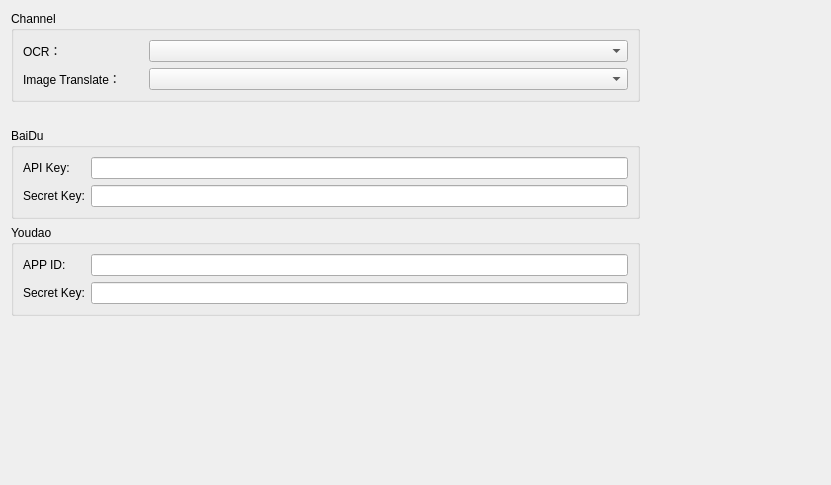
XMuli/SunnyCapturer, file src/ui/composite_widgets/tokens.ui: the form before one commit.
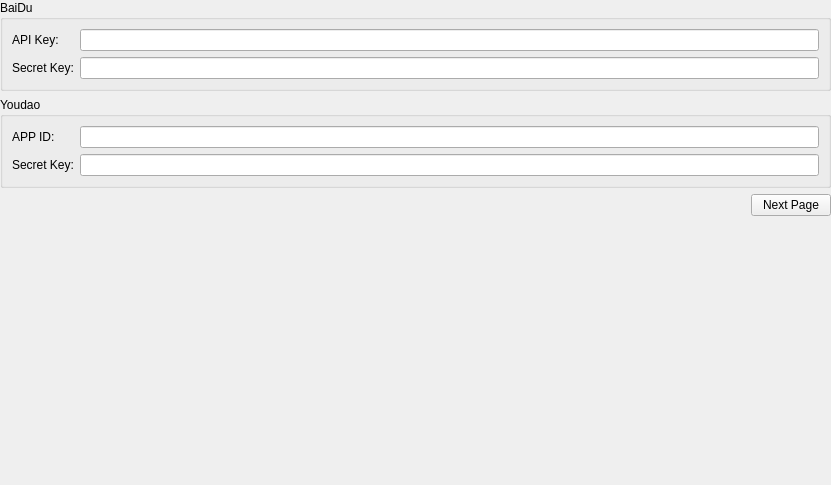
The form after the commit. The open tabs and pages were chosen to show the change.

Commit message: UI: Modify the style of Token's UI

Diff of the .ui file:
```diff
--- a/src/ui/composite_widgets/tokens.ui
+++ b/src/ui/composite_widgets/tokens.ui
@@ -13,8 +13,39 @@
   <property name="windowTitle">
    <string>Form</string>
   </property>
-  <layout class="QGridLayout" name="gridLayout_4" columnstretch="7,2">
+  <layout class="QGridLayout" name="gridLayout_4">
+   <property name="leftMargin">
+    <number>0</number>
+   </property>
+   <property name="topMargin">
+    <number>0</number>
+   </property>
+   <property name="rightMargin">
+    <number>0</number>
+   </property>
+   <property name="bottomMargin">
+    <number>0</number>
+   </property>
    <item row="0" column="0">
+    <widget class="QStackedWidget" name="stackedWidget">
+     <property name="currentIndex">
+      <number>0</number>
+     </property>
+     <widget class="QWidget" name="page">
+      <layout class="QVBoxLayout" name="verticalLayout">
+       <property name="leftMargin">
+        <number>0</number>
+       </property>
+       <property name="topMargin">
+        <number>0</number>
+       </property>
+       <property name="rightMargin">
+        <number>0</number>
+       </property>
+       <property name="bottomMargin">
+        <number>0</number>
+       </property>
+       <item>
     <widget class="QGroupBox" name="groupBox">
      <property name="title">
       <string>Channel</string>
@@ -61,36 +92,74 @@
      </layout>
     </widget>
    </item>
-   <item row="0" column="1">
+       <item>
+        <widget class="QWidget" name="widget_3" native="true">
+         <layout class="QHBoxLayout" name="horizontalLayout_4">
+          <property name="leftMargin">
+           <number>0</number>
+          </property>
+          <property name="topMargin">
+           <number>0</number>
+          </property>
+          <property name="rightMargin">
+           <number>0</number>
+          </property>
+          <property name="bottomMargin">
+           <number>0</number>
+          </property>
+          <item>
     <spacer name="horizontalSpacer">
      <property name="orientation">
       <enum>Qt::Horizontal</enum>
      </property>
      <property name="sizeHint" stdset="0">
       <size>
-       <width>178</width>
+              <width>732</width>
        <height>20</height>
       </size>
      </property>
     </spacer>
    </item>
-   <item row="1" column="0">
-    <spacer name="verticalSpacer">
+          <item>
+           <widget class="QPushButton" name="btnNext0">
+            <property name="text">
+             <string>Next Page</string>
+            </property>
+           </widget>
+          </item>
+         </layout>
+        </widget>
+       </item>
+       <item>
+        <spacer name="verticalSpacer_2">
      <property name="orientation">
       <enum>Qt::Vertical</enum>
      </property>
-     <property name="sizeType">
-      <enum>QSizePolicy::Fixed</enum>
-     </property>
      <property name="sizeHint" stdset="0">
       <size>
        <width>20</width>
-       <height>20</height>
+           <height>40</height>
       </size>
      </property>
     </spacer>
    </item>
-   <item row="2" column="0">
+      </layout>
+     </widget>
+     <widget class="QWidget" name="page_2">
+      <layout class="QVBoxLayout" name="verticalLayout_2">
+       <property name="leftMargin">
+        <number>0</number>
+       </property>
+       <property name="topMargin">
+        <number>0</number>
+       </property>
+       <property name="rightMargin">
+        <number>0</number>
+       </property>
+       <property name="bottomMargin">
+        <number>0</number>
+       </property>
+       <item>
     <widget class="QGroupBox" name="groupBox_2">
      <property name="title">
       <string>BaiDu</string>
@@ -157,7 +226,7 @@
      </layout>
     </widget>
    </item>
-   <item row="3" column="0">
+       <item>
     <widget class="QGroupBox" name="groupBox_3">
      <property name="title">
       <string>Youdao</string>
@@ -224,18 +293,60 @@
      </layout>
     </widget>
    </item>
-   <item row="4" column="0">
-    <spacer name="verticalSpacer_2">
+       <item>
+        <widget class="QWidget" name="widget_4" native="true">
+         <layout class="QHBoxLayout" name="horizontalLayout_5">
+          <property name="leftMargin">
+           <number>0</number>
+          </property>
+          <property name="topMargin">
+           <number>0</number>
+          </property>
+          <property name="rightMargin">
+           <number>0</number>
+          </property>
+          <property name="bottomMargin">
+           <number>0</number>
+          </property>
+          <item>
+           <spacer name="horizontalSpacer_2">
+            <property name="orientation">
+             <enum>Qt::Horizontal</enum>
+            </property>
+            <property name="sizeHint" stdset="0">
+             <size>
+              <width>732</width>
+              <height>20</height>
+             </size>
+            </property>
+           </spacer>
+          </item>
+          <item>
+           <widget class="QPushButton" name="btnNext1">
+            <property name="text">
+             <string>Next Page</string>
+            </property>
+           </widget>
+          </item>
+         </layout>
+        </widget>
+       </item>
+       <item>
+        <spacer name="verticalSpacer">
      <property name="orientation">
       <enum>Qt::Vertical</enum>
      </property>
      <property name="sizeHint" stdset="0">
       <size>
        <width>20</width>
-       <height>191</height>
+           <height>40</height>
       </size>
      </property>
     </spacer>
+       </item>
+      </layout>
+     </widget>
+    </widget>
    </item>
   </layout>
  </widget>
```
Lines whose indentation alone changed are shown as unchanged. The commit also changes 6 other files.
